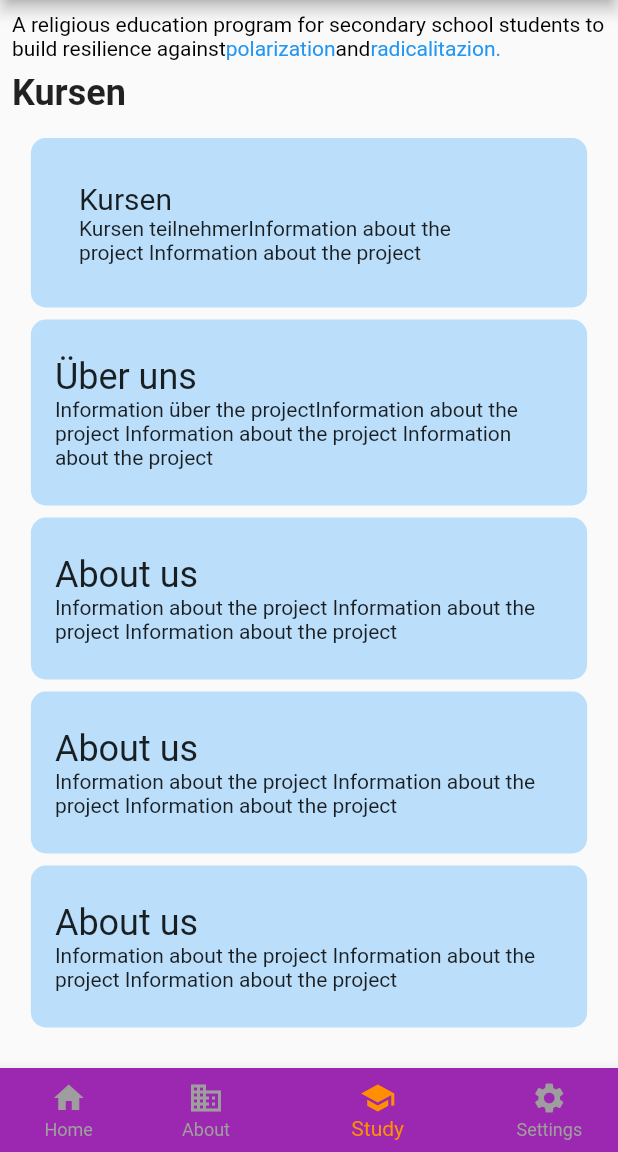
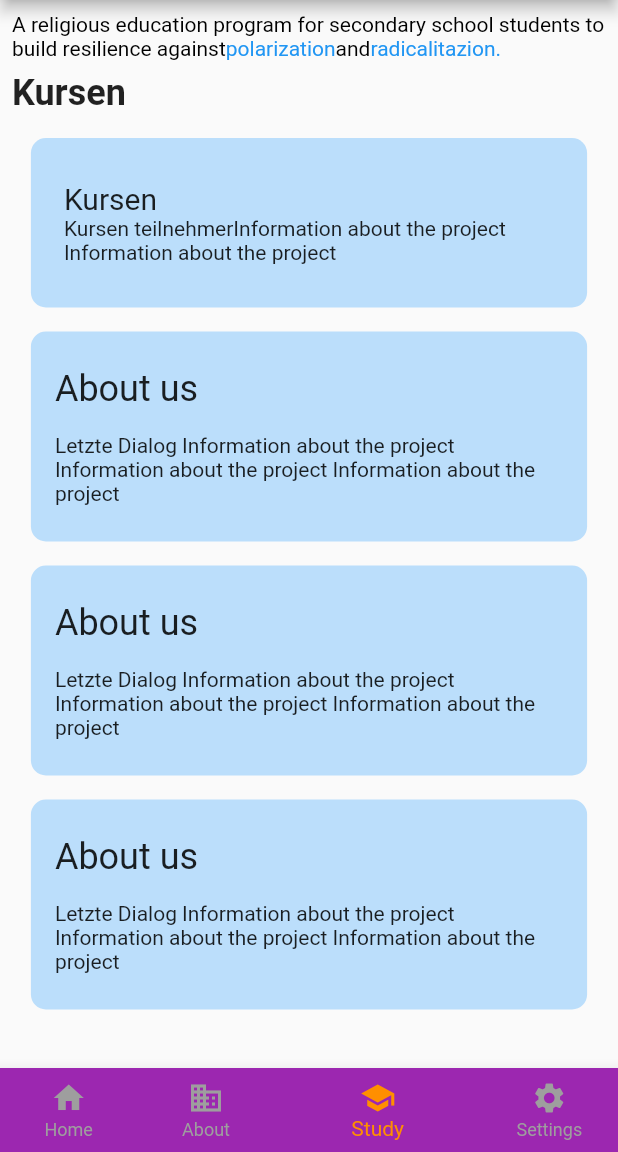
Before and after one commit to emircaglar/campus, a Flutter app: the screen it shows after launch, swiped to page 3, on a phone screen of 412 x 824 dp, the part 84-1236 px from its top. Run offline on Flutter 3.47's test engine with Material 2 defaults, Android fonts, the phone set to English and light mode, and no system bars.

Commit message:
campus studycontainer

```diff
--- a/lib/study.dart
+++ b/lib/study.dart
@@ -26,11 +26,11 @@ class Study extends StatelessWidget {
           Expanded(
             child: SingleChildScrollView(
               child: Column(
-                //mainAxisAlignment: MainAxisAlignment.spaceAround,
+               mainAxisAlignment: MainAxisAlignment.spaceAround,
                 children: [
                   Container(
                     child: ExpansionTile(
-                      textColor:Colors.black,
+                      textColor: Colors.black,
                       trailing: Text(""),
                       title: Text(
                         "Kursen",
@@ -42,121 +42,87 @@ class Study extends StatelessWidget {
                         Row(
                           mainAxisAlignment: MainAxisAlignment.spaceEvenly,
                           children: [
-                            HomeUser(media: media,color:Colors.grey,title:"ali"),
-                            HomeUser(media: media,color:Colors.grey,title:"ali"),
+                            HomeUser(
+                                media: media, color: Colors.grey, title: "ali"),
+                            HomeUser(
+                                media: media, color: Colors.grey, title: "ali"),
                           ],
                         ),
                         Row(
                           mainAxisAlignment: MainAxisAlignment.spaceEvenly,
                           children: [
-                            HomeUser(media: media,color:Colors.grey,title:"ali"),
-                            HomeUser(media: media,color:Colors.grey,title:"ali"),
+                            HomeUser(
+                                media: media, color: Colors.grey, title: "ali"),
+                            HomeUser(
+                                media: media, color: Colors.grey, title: "ali"),
                           ],
                         ),
                         Row(
                           mainAxisAlignment: MainAxisAlignment.spaceEvenly,
                           children: [
-                            HomeUser(media: media,color:Colors.grey,title:"ali"),
-                            HomeUser(media: media,color:Colors.grey,title:"ali"),
+                            HomeUser(
+                                media: media, color: Colors.grey, title: "ali"),
+                            HomeUser(
+                                media: media, color: Colors.grey, title: "ali"),
                           ],
                         ),
                       ],
                     ),
                     padding: const EdgeInsets.symmetric(
-                        horizontal: 16.0, vertical: 24),
-                    margin: EdgeInsets.symmetric(vertical: 8,horizontal: 8),
+                        horizontal: 6.0, vertical: 24),
+                    margin: EdgeInsets.symmetric(vertical: 8, horizontal: 8),
                     decoration: BoxDecoration(
                         borderRadius: BorderRadius.circular(10),
                         color: Colors.blue[100]),
                     width: media.width * .9,
                   ),
-                  Container(
-                    padding: const EdgeInsets.symmetric(
-                        horizontal: 16.0, vertical: 24),
-                    margin: EdgeInsets.only(bottom: 8),
+                  StudyContainer(media: media,title:"About us", zweitetitle:"Letzte Dialog Information about the project Information about the project Information about the project"),
+                  StudyContainer(media: media,title:"About us",zweitetitle:"Letzte Dialog Information about the project Information about the project Information about the project"),
+                  StudyContainer(media: media,title:"About us",zweitetitle:"Letzte Dialog Information about the project Information about the project Information about the project"),
+
+                ],
+              ),
+            ),
+          ),
+
+        ],
+      ),
+    );
+  }
+}
+
+class StudyContainer extends StatelessWidget {
+  const StudyContainer({
+    Key? key,
+    required this.media,
+    required this.title,
+    required this.zweitetitle,
+  }) : super(key: key);
+
+  final Size media;
+  final String title;
+  final String zweitetitle;
+
+  @override
+  Widget build(BuildContext context) {
+    return Container(
+      padding: const EdgeInsets.symmetric(horizontal: 16.0, vertical: 24),
+      margin: EdgeInsets.symmetric(vertical: 8, horizontal: 8),
       decoration: BoxDecoration(
-                        borderRadius: BorderRadius.circular(10),
-                        color: Colors.blue[100]),
+          borderRadius: BorderRadius.circular(10), color: Colors.blue[100]),
       width: media.width * .9,
       child: Column(
         mainAxisAlignment: MainAxisAlignment.spaceEvenly,
         crossAxisAlignment: CrossAxisAlignment.start,
         children: [
           Text(
-                          "Über uns",
+            title,
             style: TextStyle(fontSize: 24),
           ),
+          Divider(),
+
           Text(
-                            "Information über the projectInformation about the project Information about the project Information about the project"),
-                      ],
-                    ),
-                  ),
-                  Container(
-                    padding: const EdgeInsets.symmetric(
-                        horizontal: 16.0, vertical: 24),
-                    margin: EdgeInsets.only(bottom: 8),
-                    decoration: BoxDecoration(
-                        borderRadius: BorderRadius.circular(10),
-                        color: Colors.blue[100]),
-                    width: media.width * .9,
-                    child: Column(
-                      mainAxisAlignment: MainAxisAlignment.spaceEvenly,
-                      crossAxisAlignment: CrossAxisAlignment.start,
-                      children: [
-                        Text(
-                          "About us",
-                          style: TextStyle(fontSize: 24),
-                        ),
-                        Text(
-                            "Information about the project Information about the project Information about the project"),
-                      ],
-                    ),
-                  ),
-                  Container(
-                    padding: const EdgeInsets.symmetric(
-                        horizontal: 16.0, vertical: 24),
-                    margin: EdgeInsets.only(bottom: 8),
-                    decoration: BoxDecoration(
-                        borderRadius: BorderRadius.circular(10),
-                        color: Colors.blue[100]),
-                    width: media.width * .9,
-                    child: Column(
-                      mainAxisAlignment: MainAxisAlignment.spaceEvenly,
-                      crossAxisAlignment: CrossAxisAlignment.start,
-                      children: [
-                        Text(
-                          "About us",
-                          style: TextStyle(fontSize: 24),
-                        ),
-                        Text(
-                            "Information about the project Information about the project Information about the project"),
-                      ],
-                    ),
-                  ),
-                  Container(
-                    padding: const EdgeInsets.symmetric(
-                        horizontal: 16.0, vertical: 24),
-                    decoration: BoxDecoration(
-                        borderRadius: BorderRadius.circular(10),
-                        color: Colors.blue[100]),
-                    width: media.width * .9,
-                    child: Column(
-                      mainAxisAlignment: MainAxisAlignment.spaceEvenly,
-                      crossAxisAlignment: CrossAxisAlignment.start,
-                      children: [
-                        Text(
-                          "About us",
-                          style: TextStyle(fontSize: 24),
-                        ),
-                        Text(
-                            "Information about the project Information about the project Information about the project"),
-                      ],
-                    ),
-                  ),
-                ],
-              ),
-            ),
-          ),
+              zweitetitle),
         ],
       ),
     );
```
Lines whose indentation alone changed are shown as unchanged.
